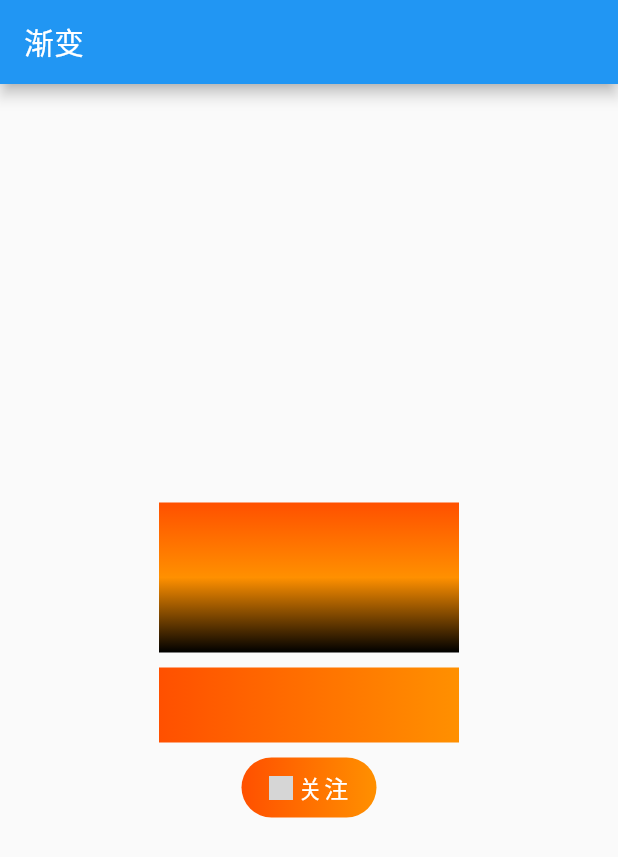
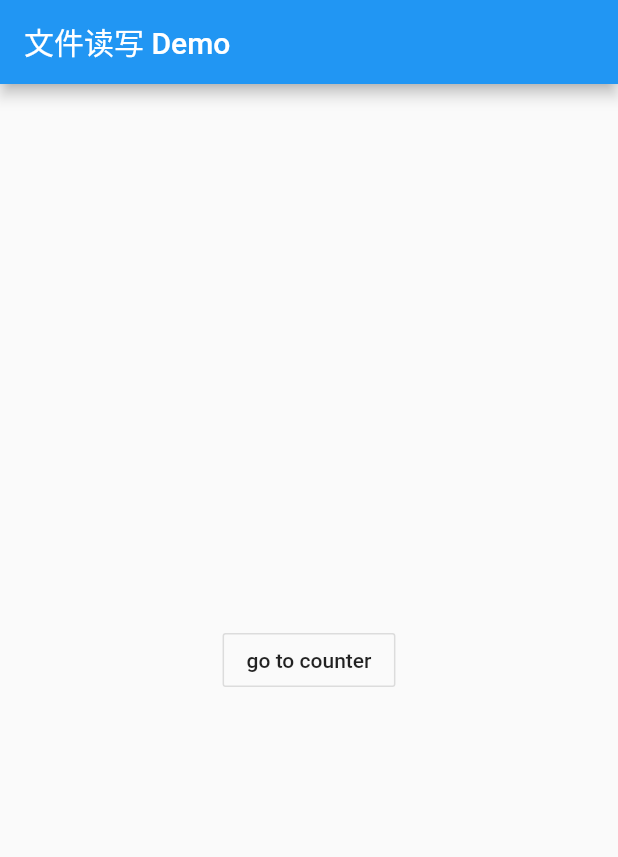
Before and after one commit to postbird/FlutterHelloWorld, a Flutter app: the screen it shows after launch, on a phone screen of 412 x 824 dp. Shown: the top 857 px of the screen. Run offline on Flutter 3.47's test engine with Material 2 defaults, Android fonts, the phone set to English and light mode, and no system bars; our stand-ins replace cached_network_image, camera, date_format, sentry, shared_preferences, transparent_image and 1 more; grey boxes are pictures that could not be loaded.

Commit message:
feat: ios

```diff
--- a/demo1/lib/main.dart
+++ b/demo1/lib/main.dart
@@ -1,4 +1,11 @@
+import 'dart:io';
+
+import 'package:flutter/foundation.dart';
 import 'package:flutter/material.dart';
+import 'package:path_provider/path_provider.dart';
+
+const IMAGE_SRC =
+    'http://imglf3.nosdn.127.net/img/Mm9KQTVTN2NLSmxOdXp0Q3pRMTYycm1IakVPcERLOTNPVjRTcEJrZ2M5ZUpuMk1WMXJGNEhBPT0.jpg';
 
 void main() {
   runApp(MyApp());
@@ -11,133 +18,129 @@ class MyApp extends StatelessWidget {
   Widget build(BuildContext context) {
     return MaterialApp(
       home: Scaffold(
-        appBar: AppBar(
-          title: Text('渐变'),
-        ),
-        body: HomeContent(),
+          appBar: AppBar(
+            title: Text('文件读写 Demo'),
+          ),
+          body: HomeDemo()),
+    );
+  }
+}
+
+class HomeDemo extends StatelessWidget {
+  @override
+  Widget build(BuildContext context) {
+    return Center(
+      child: OutlineButton(
+        child: Text('go to counter'),
+        onPressed: () => {
+          Navigator.of(context).push(MaterialPageRoute(builder:(context) => CounterDemo()))
+        },
       ),
     );
   }
 }
 
-class HomeContent extends StatelessWidget {
-  const HomeContent({Key key}) : super(key: key);
-
+class CounterDemo extends StatelessWidget {
   @override
   Widget build(BuildContext context) {
-    return Center(
-      child: Column(
-        mainAxisAlignment: MainAxisAlignment.center,
-        children: <Widget>[
-      // 径向渐变
-      Container(
-        width: 200,
-        height: 100,
-        decoration: BoxDecoration(
-          gradient: LinearGradient(
-            // Alignment(x,y)  (0,0) 是由 rectangle 中心点计算的
-            begin: Alignment(0.0, -1.0),
-            end: Alignment(0.0, 1.0),
-            colors: <Color>[
-              Color(0xFFFF5000),
-              Color(0xFFFF9000),
-              Colors.black,
-            ],
-          ),
-        ),
+    return Scaffold(
+      appBar: AppBar(
+        title: Text('counter')
       ),
-          SizedBox(height: 10),
-          // 横向渐变
-Container(
-  width: 200,
-  height: 50,
-  decoration: BoxDecoration(
-    gradient: LinearGradient(
-      begin: Alignment(-1, 0),
-      end: Alignment(1.0, 0),
-      colors: <Color>[
-        const Color(0xFFFF5000),
-        const Color(0xFFFF9000),
-      ],
-    ),
-  ),
-),
-          SizedBox(height: 10),
-          FollowWidget(),
-        ],
-      ),
+      body: FileIODemo()
     );
   }
 }
 
-class FollowWidget extends StatefulWidget {
-  FollowWidget({Key key}) : super(key: key);
 
-  _FollowWidgetState createState() => _FollowWidgetState();
+class FileIODemo extends StatefulWidget {
+  FileIODemo({Key key}) : super(key: key);
+
+  _FileIODemoState createState() => _FileIODemoState();
 }
 
-class _FollowWidgetState extends State<FollowWidget> {
-  bool _followStatus = false;
+class _FileIODemoState extends State<FileIODemo> {
+  int _counter = 0;
+  File _file;
 
-  void _followClickHandle() {
+  _FileIODemoState() {
+    _initFile();
+  }
+  @override
+  void initState() {
+    super.initState();
+    _initCounter();
+  }
+
+  _initCounter() async {
+    final File file = await _localFile;
+    final String res = await file.readAsString();
     setState(() {
-      this._followStatus = !this._followStatus;
+      _counter = int.parse(res ?? 0);
     });
   }
 
-  List<Color> _getGradient() {
-    if (this._followStatus) {
-      return <Color>[Colors.grey, Colors.grey];
+  _initFile() async {
+    _file = await _localFile;
+  }
+
+  Future<String> get _localPath async {
+    final directory = await getApplicationDocumentsDirectory();
+    print(directory.path);
+    return directory.path;
+  }
+
+  Future<File> get _localFile async {
+    if (_file is File) {
+      return _file;
     } else {
-      return <Color>[const Color(0xFFFF5000), const Color(0xFFFF9000)];
+      final String path = await _localPath;
+      _file = File('$path/counter.txt');
+      return _file;
     }
   }
+  _saveCounter() async {
+    final File file = await _localFile;
+    file.writeAsString(_counter.toString());
+  }
 
-  List<Widget> _getContent() {
-    List<Widget> defaultContent = <Widget>[
-      Text(
-        this._followStatus ? '已关注' : '关注',
-        style: TextStyle(
-          fontSize: 16,
-          color: Colors.white,
-          letterSpacing: 1.2,
-        ),
-      )
-    ];
-    List<Widget> prefixContent = <Widget>[
-      Image.network(
-        'https://gw.alicdn.com/tfs/TB1OC0TXMMPMeJjy1XcXXXpppXa-108-84.png',
-        height: 16,
-      ),
-      SizedBox(width: 3)
-    ];
-    if (!this._followStatus) {
-      defaultContent.insertAll(0, prefixContent);
-    }
-    return defaultContent;
-  }
 
   @override
   Widget build(BuildContext context) {
-    return InkWell(
-      child: Container(
-        width: 90,
-        height: 40,
-        decoration: BoxDecoration(
-          borderRadius: BorderRadius.all(Radius.circular(20)),
-          gradient: LinearGradient(
-            begin: Alignment(-1, 0),
-            end: Alignment(1.0, 0),
-            colors: this._getGradient(),
-          ),
+    return Column(
+      children: <Widget>[
+        SizedBox(height: 20),
+        Row(
+          mainAxisAlignment: MainAxisAlignment.center,
+          children: <Widget>[
+            Text(_counter.toString()),
+          ],
         ),
-        child: Row(
-          mainAxisAlignment: MainAxisAlignment.center,
-          crossAxisAlignment: CrossAxisAlignment.center,
-          children: this._getContent(),
-        ),
-      ),
-      onTap: this._followClickHandle,
+        SizedBox(height: 20),
+        Row(
+          mainAxisAlignment: MainAxisAlignment.spaceAround,
+          children: <Widget>[
+            RaisedButton(
+              child: Text('-'),
+              onPressed: () {
+                setState(() {
+                  _counter -= 1;
+                  _saveCounter();
+                });
+              },
+            ),
+            RaisedButton(
+              child: Text('+'),
+              onPressed: () {
+                setState(() {
+                  _counter += 1;
+                  _saveCounter();
+                });
+              },
+            ),
+          ],
+        )
+      ],
     );
   }
 }
```
